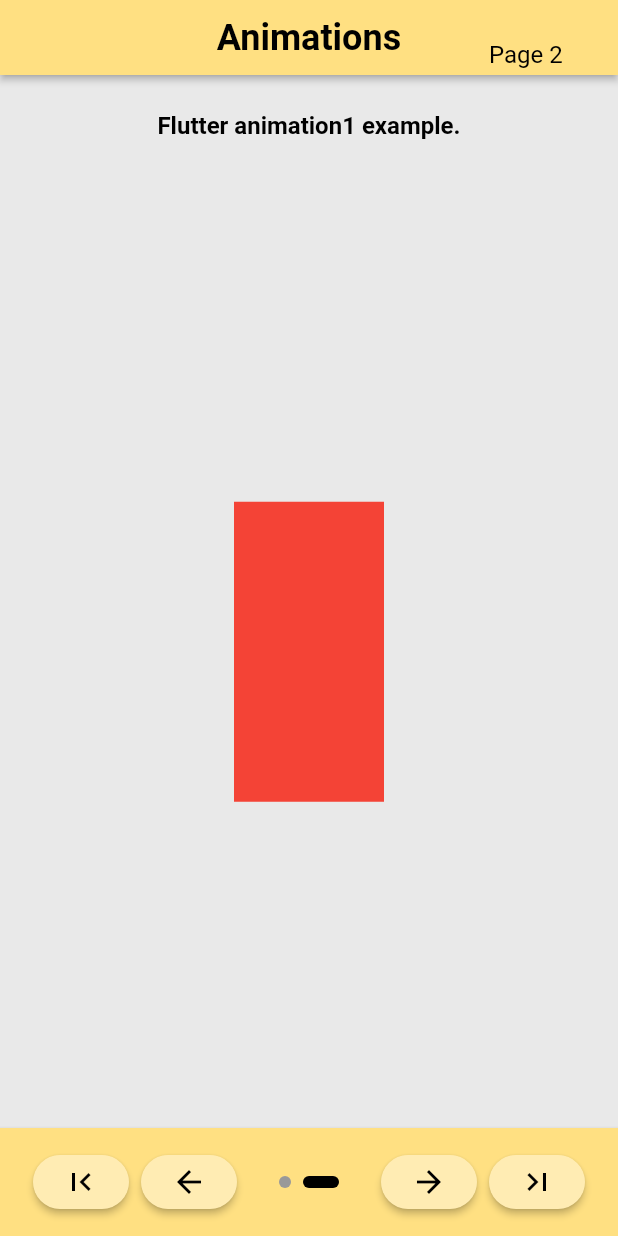
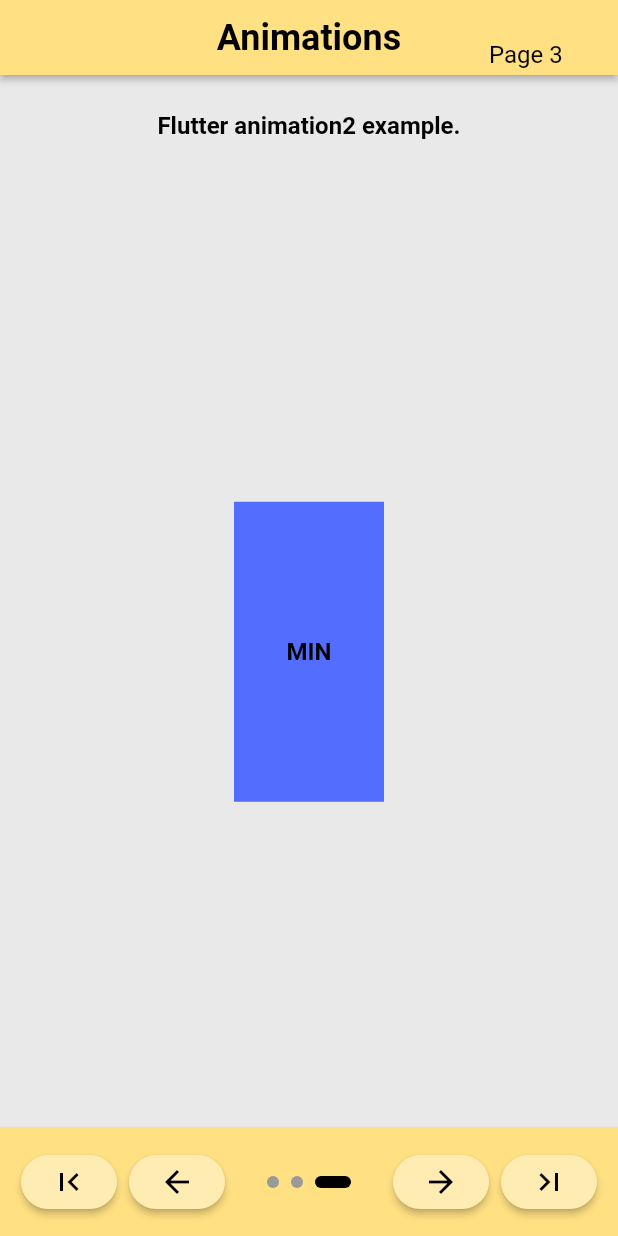
Before and after one commit to JeFrDeSa/playground, a Flutter app: the screen it shows after launch, item 4 of the bottom bar chosen, on a phone screen of 412 x 824 dp. Run offline on Flutter 3.47's test engine with Material 2 defaults, Android fonts, the light colour scheme and no system bars; our stand-ins replace dartx; Roboto replaces fonts that are missing (LocalAssetFont).

Commit message:
Add animation2 tutorial

```diff
--- a/animations/lib/animations_home_page.dart
+++ b/animations/lib/animations_home_page.dart
@@ -1,5 +1,6 @@
 import 'package:animations/flutter_animation_examples/animate0.dart';
 import 'package:animations/flutter_animation_examples/animate1.dart';
+import 'package:animations/flutter_animation_examples/animate2.dart';
 import 'package:app/widgets/home_page.dart';
 import 'package:flutter/material.dart';
 
@@ -17,6 +18,7 @@ class AnimationsHomePage extends StatelessWidget {
   final pages = const [
     FlutterAnimationExample0(),
     FlutterAnimationExample1(),
+    FlutterAnimationExample2(),
   ];
 
   @override
--- /dev/null
+++ b/animations/lib/flutter_animation_examples/animate2.dart
@@ -0,0 +1,204 @@
+import 'dart:async';
+
+import 'package:dartx/dartx.dart';
+import 'package:flutter/material.dart';
+
+/// Implements the Flutter animation example: animation2
+/// https://docs.flutter.dev/ui/animations/tutorial
+///
+/// The AnimatedWidget base class allows to separate the core widget logic from
+/// the animation logic. The Animation status listener provides the state change
+/// notification to indicate a completed state change.
+class FlutterAnimationExample2 extends StatefulWidget {
+  /// Creates a [_ClickAbleContainer], which increases and decreases its size.
+  const FlutterAnimationExample2({super.key});
+
+  @override
+  State<FlutterAnimationExample2> createState() =>
+      _FlutterAnimationExample2State();
+}
+
+class _FlutterAnimationExample2State extends State<FlutterAnimationExample2>
+    with TickerProviderStateMixin {
+  bool _isExpanded = false;
+
+  // region Layout 1
+  final _smallHeight = 200.0;
+
+  // endregion
+
+  // region Layout 2
+  final _bigHeight = 300.0;
+
+  // endregion
+
+  late Animation<double> _containerAnimation;
+  late AnimationController _containerAnimationController;
+
+  late Animation<double> _containerStateIndicatorAnimation;
+  late AnimationController _indicatorAnimationController;
+
+  @override
+  void initState() {
+    super.initState();
+    _initContainerAnimation();
+    _initContainerStateIndicatorAnimation();
+  }
+
+  @override
+  void dispose() {
+    _containerAnimationController.dispose();
+    super.dispose();
+  }
+
+  @override
+  Widget build(BuildContext context) {
+    return Column(
+      crossAxisAlignment: CrossAxisAlignment.center,
+      children: [
+        const SizedBox(height: 24),
+        Text(
+          "Flutter animation2 example.",
+          style: Theme.of(context).textTheme.bodyLarge,
+        ),
+        const SizedBox(height: 24),
+        Expanded(
+          child: Container(
+            alignment: Alignment.center,
+            child: _ClickAbleContainer(
+              animation: _containerAnimation,
+              color: Colors.indigoAccent,
+              onTap: () {
+                if (_isExpanded) {
+                  _indicatorAnimationController.reverse();
+                } else {
+                  _indicatorAnimationController.forward();
+                }
+              },
+              child: Align(
+                alignment: Alignment.center,
+                child: Stack(
+                  alignment: Alignment.center,
+                  children: [
+                    _OpacityContainer(
+                      animation: _containerStateIndicatorAnimation,
+                      isInverted: true,
+                      child: SizedBox(
+                        child: Text(
+                          "MIN",
+                          style: Theme.of(context).textTheme.bodyLarge,
+                        ),
+                      ),
+                    ),
+                    _OpacityContainer(
+                      animation: _containerStateIndicatorAnimation,
+                      child: SizedBox(
+                        child: Text(
+                          "MAX",
+                          style: Theme.of(context).textTheme.bodyLarge,
+                        ),
+                      ),
+                    ),
+                  ],
+                ),
+              ),
+            ),
+          ),
+        ),
+      ],
+    );
+  }
+
+  // region Helper
+
+  void _initContainerAnimation() {
+    _containerAnimationController = AnimationController(
+      duration: 500.milliseconds,
+      vsync: this,
+    );
+    _containerAnimation = Tween<double>(begin: _smallHeight, end: _bigHeight)
+        .animate(_containerAnimationController);
+  }
+
+  void _initContainerStateIndicatorAnimation() {
+    _indicatorAnimationController = AnimationController(
+      duration: 250.milliseconds,
+      vsync: this,
+    );
+    _containerStateIndicatorAnimation = Tween<double>(begin: 0.0, end: 1.0)
+        .animate(_indicatorAnimationController);
+
+    _containerStateIndicatorAnimation.addStatusListener((status) async {
+      final finalStates = [
+        AnimationStatus.dismissed,
+        AnimationStatus.completed,
+      ];
+
+      if (finalStates.contains(status)) {
+        await Future<void>.delayed(
+          250.milliseconds,
+          () {
+            if (_isExpanded) {
+              _containerAnimationController.reverse();
+            } else {
+              _containerAnimationController.forward();
+            }
+          },
+        );
+
+        _isExpanded = !_isExpanded;
+      }
+    });
+  }
+
+// endregion
+}
+
+class _ClickAbleContainer extends AnimatedWidget {
+  final void Function()? onTap;
+  final Color? color;
+  final Widget? child;
+
+  const _ClickAbleContainer({
+    required Animation<double> animation,
+    this.onTap,
+    this.color,
+    this.child,
+    Key? key,
+  }) : super(key: key, listenable: animation);
+
+  @override
+  Widget build(BuildContext context) {
+    final animation = listenable as Animation<double>;
+    return Container(
+      width: animation.value * 0.5,
+      height: animation.value,
+      color: color,
+      child: InkWell(
+        onTap: onTap,
+        child: child,
+      ),
+    );
+  }
+}
+
+class _OpacityContainer extends AnimatedWidget {
+  final Widget? child;
+  final bool isInverted;
+
+  const _OpacityContainer({
+    required Animation<double> animation,
+    this.isInverted = false,
+    this.child,
+    Key? key,
+  }) : super(key: key, listenable: animation);
+
+  @override
+  Widget build(BuildContext context) {
+    final animation = listenable as Animation<double>;
+    return Opacity(
+      opacity: isInverted ? 1 - animation.value : animation.value,
+      child: child,
+    );
+  }
+}
```
